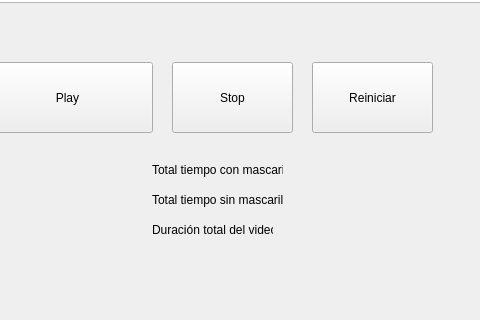
rub3ng0nzalez/MSDegree, file TextMiningandImageRecognition/Proyecto/backup.ui: the form before one commit; both pictures show x 218 to 698 and y 508 to 828 of the 1024 by 828 pixel window.
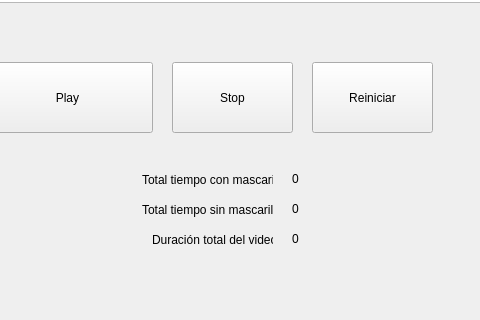
The form after the commit. Icons and pictures are not drawn.

```diff
--- a/TextMiningandImageRecognition/Proyecto/backup.ui
+++ b/TextMiningandImageRecognition/Proyecto/backup.ui
@@ -77,7 +77,7 @@
     <property name="geometry">
      <rect>
       <x>370</x>
-      <y>730</y>
+      <y>740</y>
       <width>121</width>
       <height>16</height>
      </rect>
@@ -89,8 +89,8 @@
    <widget class="QLabel" name="label_2">
     <property name="geometry">
      <rect>
-      <x>370</x>
-      <y>670</y>
+      <x>360</x>
+      <y>680</y>
       <width>131</width>
       <height>16</height>
      </rect>
@@ -102,8 +102,8 @@
    <widget class="QLabel" name="label_3">
     <property name="geometry">
      <rect>
-      <x>370</x>
-      <y>700</y>
+      <x>360</x>
+      <y>710</y>
       <width>131</width>
       <height>16</height>
      </rect>
@@ -115,40 +115,40 @@
    <widget class="QLabel" name="conMascarilla">
     <property name="geometry">
      <rect>
-      <x>400</x>
-      <y>670</y>
+      <x>510</x>
+      <y>680</y>
       <width>47</width>
       <height>13</height>
      </rect>
     </property>
     <property name="text">
-     <string/>
+     <string>0</string>
     </property>
    </widget>
    <widget class="QLabel" name="sinMascarilla">
     <property name="geometry">
      <rect>
-      <x>390</x>
-      <y>700</y>
+      <x>510</x>
+      <y>710</y>
       <width>47</width>
       <height>13</height>
      </rect>
     </property>
     <property name="text">
-     <string/>
+     <string>0</string>
     </property>
    </widget>
    <widget class="QLabel" name="total">
     <property name="geometry">
      <rect>
-      <x>390</x>
-      <y>730</y>
+      <x>510</x>
+      <y>740</y>
       <width>47</width>
       <height>13</height>
      </rect>
     </property>
     <property name="text">
-     <string/>
+     <string>0</string>
     </property>
    </widget>
    <widget class="QPushButton" name="reiniciarButton">
```
